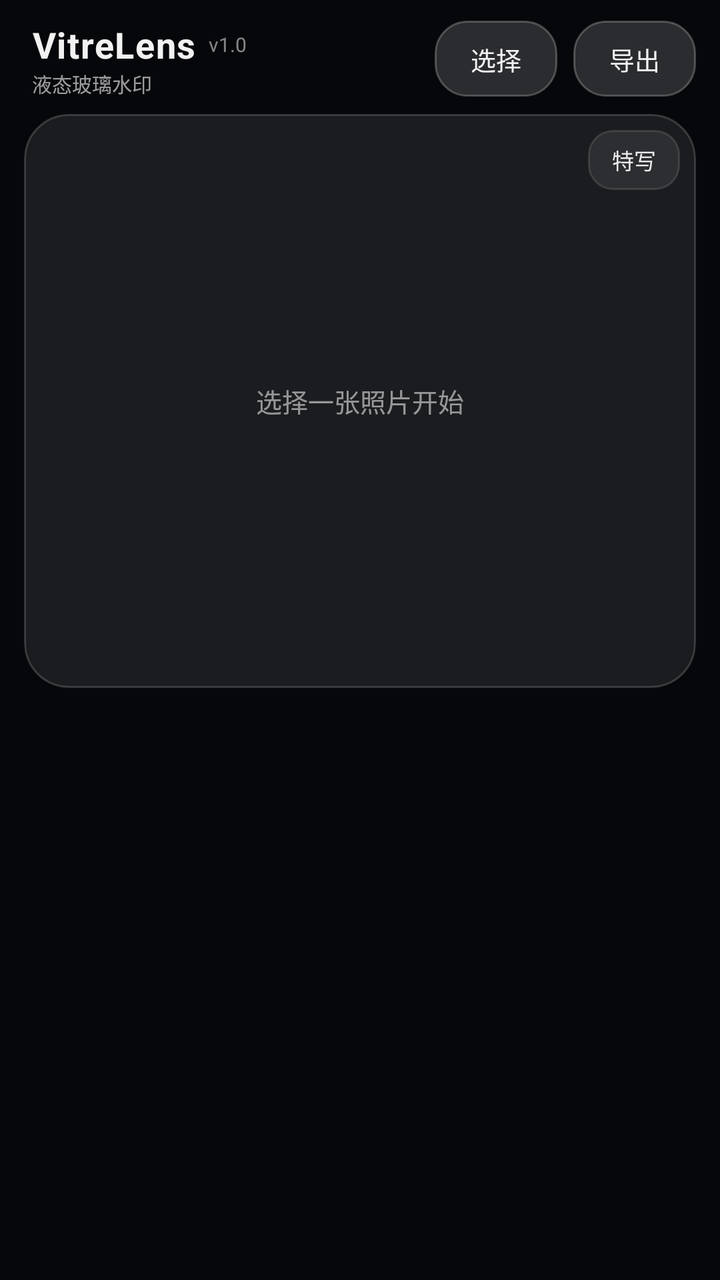
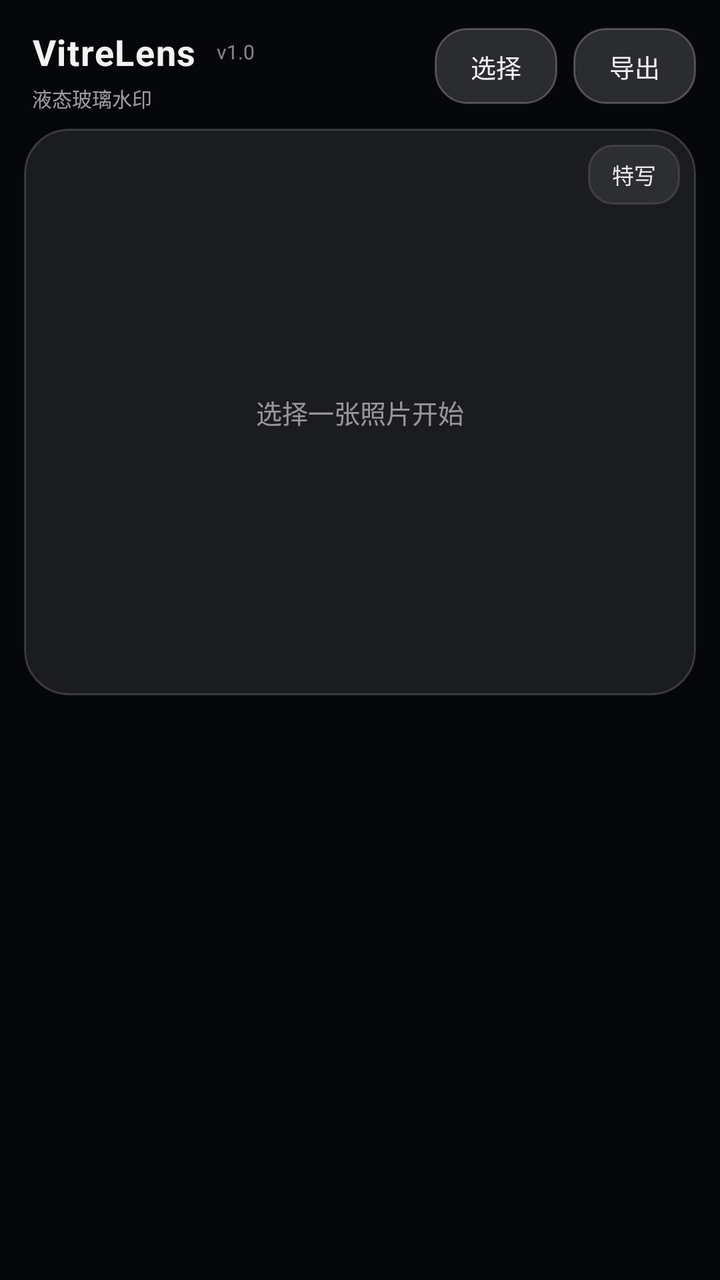

Compare the two renders of this Android layout. The source of the first and the diff that turns it into the second are given below.
<!-- AndroidManifest.xml: application theme AppTheme -->
<!-- res/layout/activity_main.xml -->
<?xml version="1.0" encoding="utf-8"?>
<FrameLayout xmlns:android="http://schemas.android.com/apk/res/android"
    android:layout_width="match_parent"
    android:layout_height="match_parent"
    android:background="#07080B">

    
    <ImageView
        android:id="@+id/backdrop"
        android:layout_width="match_parent"
        android:layout_height="match_parent"
        android:scaleType="centerCrop"
        android:contentDescription="背景" />

    <View
        android:layout_width="match_parent"
        android:layout_height="match_parent"
        android:background="#B307080B" />

    <LinearLayout
        android:layout_width="match_parent"
        android:layout_height="match_parent"
        android:orientation="vertical"
        android:fitsSystemWindows="true">

        <LinearLayout
            android:layout_width="match_parent"
            android:layout_height="wrap_content"
            android:orientation="horizontal"
            android:gravity="center_vertical"
            android:paddingStart="16dp"
            android:paddingEnd="12dp"
            android:paddingTop="10dp"
            android:paddingBottom="8dp">

            <LinearLayout
                android:layout_width="0dp"
                android:layout_height="wrap_content"
                android:layout_weight="1"
                android:orientation="vertical">

                <LinearLayout
                    android:layout_width="wrap_content"
                    android:layout_height="wrap_content"
                    android:orientation="horizontal"
                    android:gravity="center_vertical">

                    <TextView
                        android:layout_width="wrap_content"
                        android:layout_height="wrap_content"
                        android:text="VitreLens"
                        android:textColor="#F2FFFFFF"
                        android:textSize="18sp"
                        android:letterSpacing="0.03"
                        android:textStyle="bold" />

                    <TextView
                        android:id="@+id/tvVer"
                        android:layout_width="wrap_content"
                        android:layout_height="wrap_content"
                        android:layout_marginStart="6dp"
                        android:text="v1.0"
                        android:textColor="#80FFFFFF"
                        android:textSize="10sp" />
                </LinearLayout>

                <TextView
                    android:id="@+id/sizeInfo"
                    android:layout_width="wrap_content"
                    android:layout_height="wrap_content"
                    android:text="液态玻璃水印"
                    android:textColor="#99FFFFFF"
                    android:textSize="10sp" />
            </LinearLayout>

            <TextView
                android:id="@+id/btnPick"
                android:layout_width="wrap_content"
                android:layout_height="38dp"
                android:text="选择"
                android:textSize="12.5sp"
                android:textColor="#F0FFFFFF"
                android:gravity="center"
                android:paddingStart="18dp"
                android:paddingEnd="18dp"
                android:background="@drawable/bg_btn" />

            <TextView
                android:id="@+id/btnExport"
                android:layout_width="wrap_content"
                android:layout_height="38dp"
                android:layout_marginStart="8dp"
                android:text="导出"
                android:textSize="12.5sp"
                android:textColor="#F0FFFFFF"
                android:gravity="center"
                android:paddingStart="18dp"
                android:paddingEnd="18dp"
                android:background="@drawable/bg_btn" />
        </LinearLayout>

        <FrameLayout
            android:id="@+id/stage"
            android:layout_width="match_parent"
            android:layout_height="0dp"
            android:layout_weight="1.05"
            android:layout_marginStart="12dp"
            android:layout_marginEnd="12dp"
            android:minHeight="150dp"
            android:background="@drawable/bg_glass_card"
            android:clipToOutline="true">

            <ImageView
                android:id="@+id/preview"
                android:layout_width="match_parent"
                android:layout_height="match_parent"
                android:scaleType="fitCenter"
                android:contentDescription="预览" />

            <TextView
                android:id="@+id/hint"
                android:layout_width="wrap_content"
                android:layout_height="wrap_content"
                android:layout_gravity="center"
                android:text="选择一张照片开始"
                android:textColor="#8AFFFFFF"
                android:textSize="13sp" />

            <TextView
                android:id="@+id/btnDetail"
                android:layout_width="wrap_content"
                android:layout_height="30dp"
                android:layout_gravity="top|end"
                android:layout_margin="8dp"
                android:text="特写"
                android:textSize="11sp"
                android:textColor="#E6FFFFFF"
                android:gravity="center"
                android:paddingStart="12dp"
                android:paddingEnd="12dp"
                android:background="@drawable/bg_chip" />
        </FrameLayout>

        <ScrollView
            android:layout_width="match_parent"
            android:layout_height="0dp"
            android:layout_weight="1"
            android:paddingStart="12dp"
            android:paddingEnd="12dp"
            android:clipToPadding="false"
            android:scrollbars="none">

            <LinearLayout
                android:id="@+id/controls"
                android:layout_width="match_parent"
                android:layout_height="wrap_content"
                android:orientation="vertical"
                android:paddingTop="6dp"
                android:paddingBottom="20dp" />
        </ScrollView>

        <TextView
            android:id="@+id/status"
            android:layout_width="match_parent"
            android:layout_height="wrap_content"
            android:paddingStart="18dp"
            android:paddingEnd="18dp"
            android:paddingBottom="8dp"
            android:textColor="#80FFFFFF"
            android:textSize="10.5sp"
            android:maxLines="2"
            android:ellipsize="end" />
    </LinearLayout>
</FrameLayout>
<!-- resources referenced by this layout -->
<resources>
  <!-- drawable bg_btn (drawable) -->
  <?xml version="1.0" encoding="utf-8"?>
  <selector xmlns:android="http://schemas.android.com/apk/res/android">
      <item android:state_pressed="true">
          <shape android:shape="rectangle">
              <solid android:color="#4DFFFFFF" />
              <corners android:radius="16dp" />
              <stroke android:width="1dp" android:color="#80FFFFFF" />
          </shape>
      </item>
      <item>
          <shape android:shape="rectangle">
              <solid android:color="#26FFFFFF" />
              <corners android:radius="16dp" />
              <stroke android:width="1dp" android:color="#3DFFFFFF" />
          </shape>
      </item>
  </selector>
  <!-- drawable bg_chip (drawable) -->
  <?xml version="1.0" encoding="utf-8"?>
  <selector xmlns:android="http://schemas.android.com/apk/res/android">
      <item android:state_selected="true">
          <shape android:shape="rectangle">
              <solid android:color="#66FFFFFF" />
              <corners android:radius="12dp" />
              <stroke android:width="1dp" android:color="#99FFFFFF" />
          </shape>
      </item>
      <item>
          <shape android:shape="rectangle">
              <solid android:color="#14FFFFFF" />
              <corners android:radius="12dp" />
              <stroke android:width="1dp" android:color="#1FFFFFFF" />
          </shape>
      </item>
  </selector>
  <!-- drawable bg_glass_card (drawable) -->
  <?xml version="1.0" encoding="utf-8"?>
  <shape xmlns:android="http://schemas.android.com/apk/res/android" android:shape="rectangle">
      <solid android:color="#16FFFFFF" />
      <corners android:radius="22dp" />
      <stroke android:width="1dp" android:color="#2BFFFFFF" />
  </shape>
  <style name="AppTheme" parent="@android:style/Theme.Material.NoActionBar">
          <item name="android:colorPrimary">#0E1117</item>
          <item name="android:colorPrimaryDark">#07080B</item>
          <item name="android:colorAccent">#8FD8FF</item>
          <item name="android:windowBackground">#07080B</item>
          <item name="android:statusBarColor">#07080B</item>
          <item name="android:navigationBarColor">#07080B</item>
          <item name="android:textColorPrimary">#EEF1F6</item>
          <item name="android:textColorSecondary">#A3ABBA</item>
      </style>
</resources>

<!-- the commit's change to res/layout/activity_main.xml (unified diff, before → after) -->
@@ -54,11 +54,16 @@
                         android:letterSpacing="0.03"
                         android:textStyle="bold" />
 
+                    
                     <TextView
                         android:id="@+id/tvVer"
                         android:layout_width="wrap_content"
                         android:layout_height="wrap_content"
-                        android:layout_marginStart="6dp"
+                        android:layout_marginStart="2dp"
+                        android:paddingStart="8dp"
+                        android:paddingEnd="8dp"
+                        android:paddingTop="9dp"
+                        android:paddingBottom="9dp"
                         android:text="v1.0"
                         android:textColor="#80FFFFFF"
                         android:textSize="10sp" />
